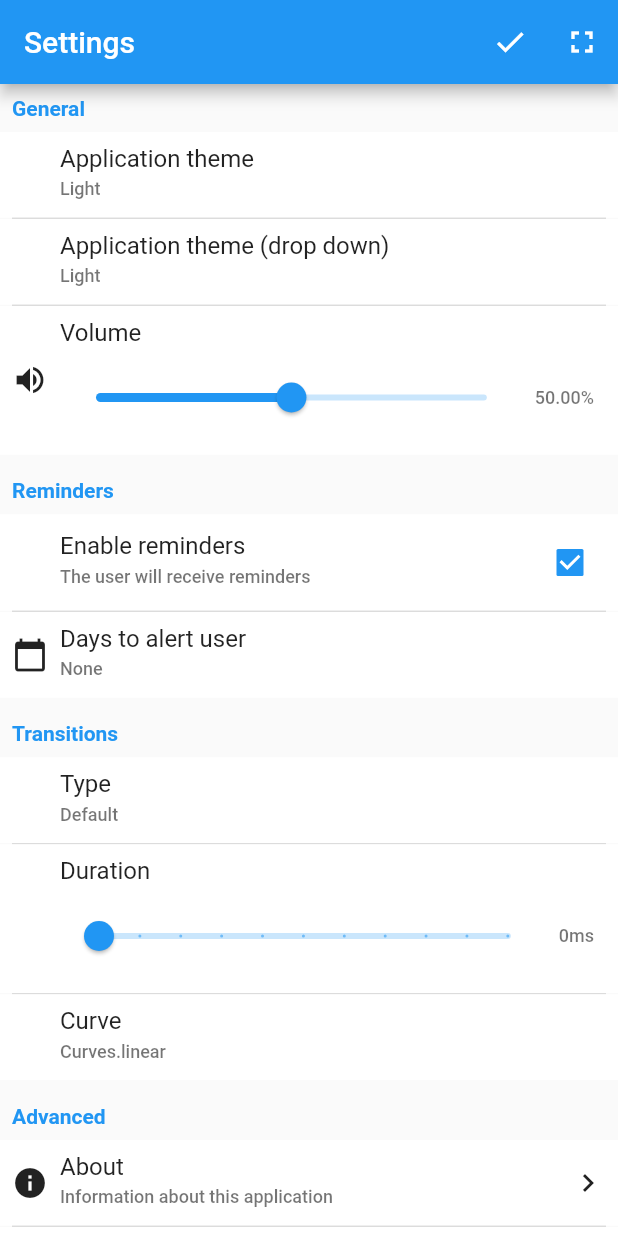
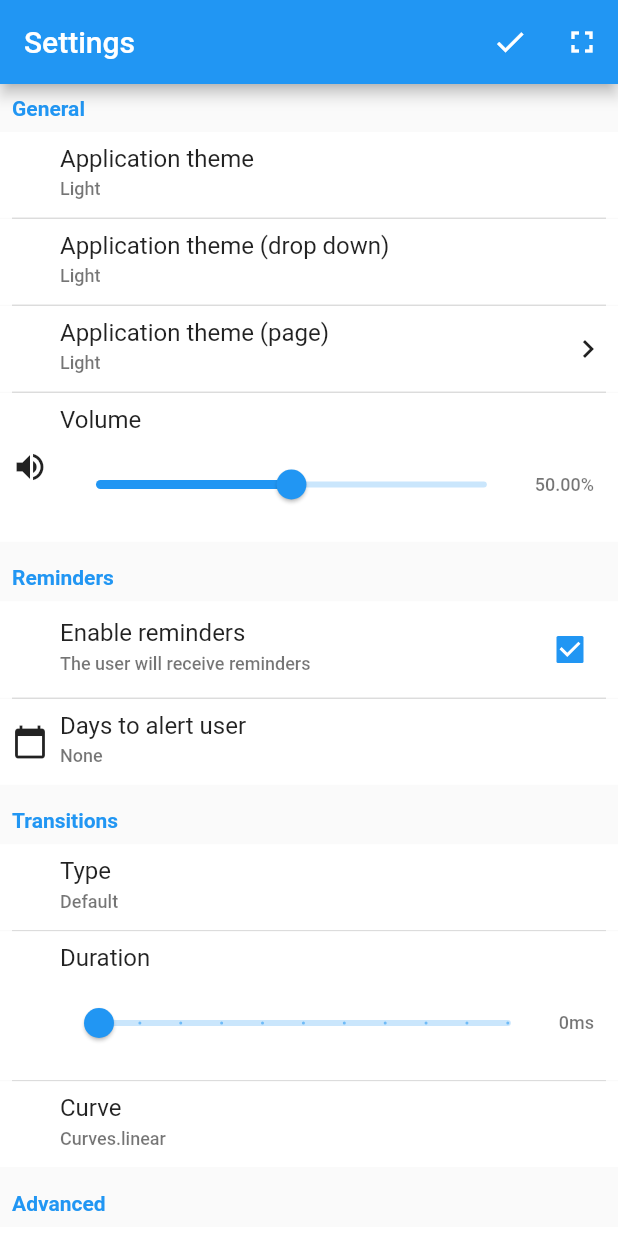
Before and after one commit to ddmgy/preferences_ui, a Flutter app: the screen it shows after launch, on a phone screen of 412 x 824 dp. Run offline on Flutter 3.47's test engine with Material 2 defaults, Android fonts, the phone set to English and light mode, and no system bars; our stand-ins replace flutter_markdown, shared_preferences.

Commit message:
Fix issue in which PreferencePage would not react to theme changes in parent widgets.

```diff
--- a/example/lib/main.dart
+++ b/example/lib/main.dart
@@ -82,6 +82,26 @@ class HomeScreen extends StatelessWidget {
                 onChanged: (ThemeType themeType) {
                   provider.themeType = themeType;
                 },
+                enabled: allEnabled,
+                dense: allDense,
+              ),
+              PreferencePage(
+                title: 'Application theme (page)',
+                summary: provider.themeType.name,
+                children: [
+                  ListPreference(
+                    title: 'Application theme',
+                    dialogTitle: 'Choose a theme',
+                    value: provider.themeType,
+                    entries: PreferencesEntries.themes,
+                    entryValues: PreferencesValues.themes,
+                    onChanged: (ThemeType themeType) {
+                      provider.themeType = themeType;
+                    },
+                    enabled: allEnabled,
+                    dense: allDense,
+                  ),
+                ],
                 enabled: allEnabled,
                 dense: allDense,
               ),
--- a/lib/src/page.dart
+++ b/lib/src/page.dart
@@ -36,10 +36,13 @@ class PreferencePage extends Preference {
       color: Colors.transparent,
       child: InkWell(
         onTap: () => Navigator.of(context).push(PageRouteBuilder(
-          pageBuilder: (context, animation, secondaryAnimation) => PreferenceScreen(
-            title: title,
-            children: children,
-            actions: actions,
+          pageBuilder: (context, animation, secondaryAnimation) => Theme(
+            data: Theme.of(context),
+            child: PreferenceScreen(
+              title: title,
+              children: children,
+              actions: actions,
+            ),
           ),
           transitionsBuilder: preferencePageTransitionsBuilder,
           transitionDuration: transitionsSettings.duration,
```
Also changed, not shown: 2 other files.
